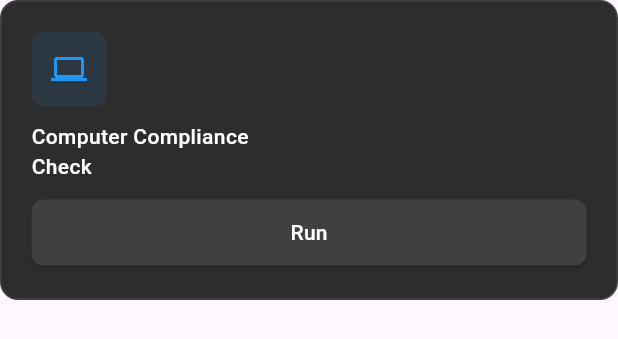
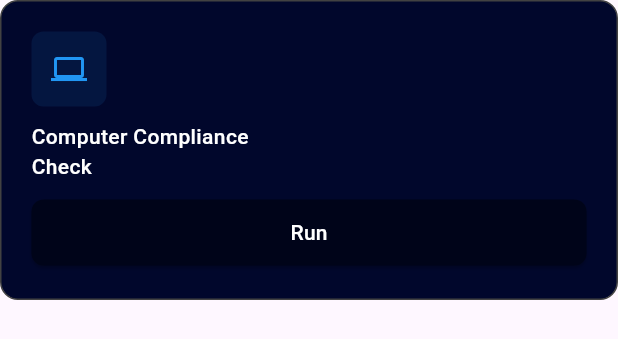
Before and after one commit to SentientLabsCo/it_Agent, a Flutter app: the CustomCard widget shown alone on an empty page, opened directly, on a phone screen of 412 x 824 dp. Shown: the top 339 px of the screen. Run offline on Flutter 3.47's test engine with Material 3 defaults, Android fonts, the light colour scheme and no system bars; our stand-ins replace animated_text_kit.

Commit message:
changed the color

```diff
--- a/FrontEnd/lib/utils/colors.dart
+++ b/FrontEnd/lib/utils/colors.dart
@@ -5,7 +5,7 @@ const Color buttonColor = Color(0xFF1A237E);
 const chipColor = Color(0xFF2C2C40);
 const fontColor = Color(0xFFBDD5E7);
 const drawerColor = Color(0xFF2C2C40);
-const cardColor = Color(0xFF2D2D2D);
+const cardColor = Color(0xFF01072C);
 
 final backgroundGradient = LinearGradient(
   begin: Alignment.topLeft,
--- a/FrontEnd/lib/widgets/category_button.dart
+++ b/FrontEnd/lib/widgets/category_button.dart
@@ -11,9 +11,9 @@ class CategoryButton extends StatelessWidget {
     super.key,
     required this.text,
     this.onPressed,
-    this.backgroundColor = const Color(0xFF2D2D2D),
+    this.backgroundColor = const Color(0xFF01072C),
     this.textColor = Colors.white,
-    this.borderColor = const Color(0xFF404040),
+    this.borderColor = const Color(0xFF01082E),
   });
 
   @override
--- a/FrontEnd/lib/widgets/custom_card.dart
+++ b/FrontEnd/lib/widgets/custom_card.dart
@@ -97,7 +97,7 @@ class CustomCard extends StatelessWidget {
             child: ElevatedButton(
               onPressed: onPressed,
               style: ElevatedButton.styleFrom(
-                backgroundColor: Color(0xFF404040),
+                backgroundColor: Color(0xFF000419),
                 foregroundColor: Colors.white,
                 padding: EdgeInsets.symmetric(vertical: 12),
                 shape: RoundedRectangleBorder(
--- a/FrontEnd/lib/widgets/link_card.dart
+++ b/FrontEnd/lib/widgets/link_card.dart
@@ -19,7 +19,7 @@ class LinkCard extends StatelessWidget {
         height: 120,
         padding: EdgeInsets.all(16),
         decoration: BoxDecoration(
-          color: Color(0xFF2D2D2D),
+          color: Color(0xFF01072C),
           borderRadius: BorderRadius.circular(12),
           border: Border.all(color: Colors.grey[800]!),
         ),
```
